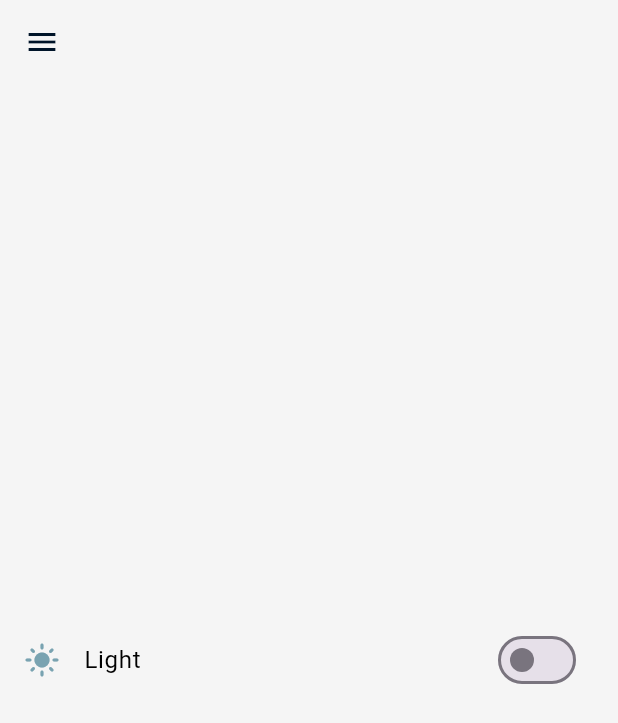
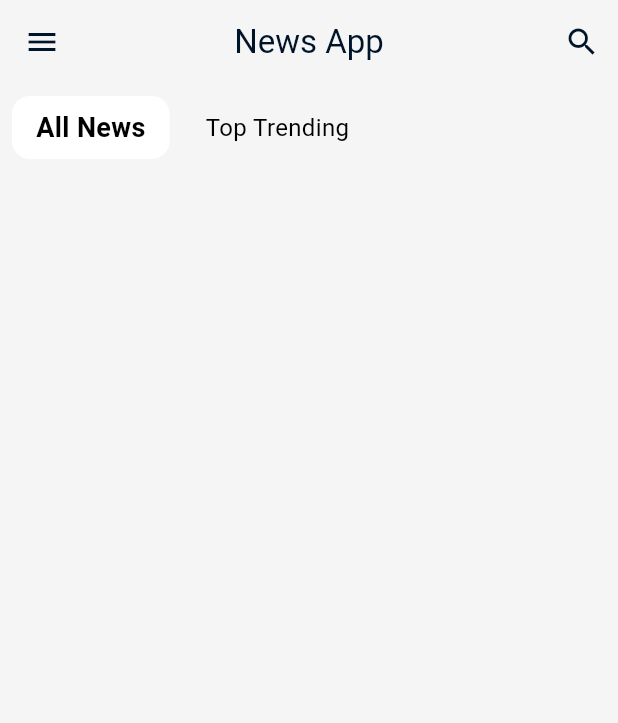
Before and after one commit to nggiahuy09/news_app, a Flutter app: the screen it shows after launch, on a phone screen of 412 x 824 dp. Shown: the top 723 px of the screen. Run offline on Flutter 3.47's test engine with Material 3 defaults, Android fonts, the phone set to English and light mode, and no system bars; our stand-ins replace flutter_iconly, shared_preferences.

Commit message:
add app bar and tabs screen

```diff
--- /dev/null
+++ b/lib/consts/vars.dart
@@ -0,0 +1,4 @@
+enum NewsType {
+  topTrending,
+  allNews,
+}
--- a/lib/screens/home_screen.dart
+++ b/lib/screens/home_screen.dart
@@ -1,7 +1,9 @@
+import 'package:flutter/cupertino.dart';
 import 'package:flutter/material.dart';
+import 'package:flutter/widgets.dart';
+import 'package:news_app/consts/vars.dart';
 import 'package:news_app/widgets/my_drawer.dart';
-import 'package:provider/provider.dart';
-import '../providers/theme_provider.dart';
+import 'package:news_app/widgets/my_tabs.dart';
 
 class HomeScreen extends StatefulWidget {
   const HomeScreen({super.key});
@@ -11,33 +13,63 @@ class HomeScreen extends StatefulWidget {
 }
 
 class _HomeScreenState extends State<HomeScreen> {
+  var newsType = NewsType.allNews;
+
   @override
   Widget build(BuildContext context) {
-    final themeProvider = Provider.of<ThemeProvider>(context);
     return Scaffold(
       appBar: AppBar(
         backgroundColor: Theme.of(context).scaffoldBackgroundColor,
         foregroundColor: Theme.of(context).colorScheme.inversePrimary,
-      ),
-      drawer: const MyDrawer(),
-      body: Center(
-        child: SwitchListTile(
-          title: Text(
-            themeProvider.getDarkTheme ? 'Dark' : 'Light',
-            style: TextStyle(
-              color: Theme.of(context).textSelectionTheme.cursorColor,
+        centerTitle: true,
+        elevation: 0,
+        actions: [
+          IconButton(
+            onPressed: () {},
+            icon: const Icon(
+              Icons.search,
             ),
           ),
-          secondary: Icon(
-            themeProvider.getDarkTheme ? Icons.dark_mode : Icons.light_mode,
-            color: Theme.of(context).colorScheme.secondary,
-          ),
-          value: themeProvider.getDarkTheme,
-          onChanged: (bool value) {
-            setState(() {
-              themeProvider.setDarkTheme = value;
-            });
-          },
+        ],
+        title: const Text('News App'),
+      ),
+      drawer: const MyDrawerWidget(),
+      body: Padding(
+        padding: const EdgeInsets.all(8.0),
+        child: Column(
+          children: [
+            Row(
+              children: [
+                MyTabWidget(
+                  text: 'All News',
+                  onTap: () {
+                    if (newsType == NewsType.allNews) {
+                      return;
+                    } else {
+                      setState(() {
+                        newsType = NewsType.allNews;
+                      });
+                    }
+                  },
+                  isSelected: newsType == NewsType.allNews,
+                ),
+                const SizedBox(width: 8),
+                MyTabWidget(
+                  text: 'Top Trending',
+                  onTap: () {
+                    if (newsType == NewsType.topTrending) {
+                      return;
+                    } else {
+                      setState(() {
+                        newsType = NewsType.topTrending;
+                      });
+                    }
+                  },
+                  isSelected: newsType == NewsType.topTrending,
+                ),
+              ],
+            )
+          ],
         ),
       ),
     );
--- /dev/null
+++ b/lib/widgets/my_tabs.dart
@@ -0,0 +1,37 @@
+import 'package:flutter/material.dart';
+
+class MyTabWidget extends StatelessWidget {
+  const MyTabWidget({
+    super.key,
+    required this.text,
+    required this.onTap,
+    required this.isSelected,
+  });
+
+  final String text;
+  final void Function() onTap;
+  final bool isSelected;
+
+  @override
+  Widget build(BuildContext context) {
+    return GestureDetector(
+      onTap: () {
+        onTap();
+      },
+      child: Container(
+        padding: const EdgeInsets.fromLTRB(16, 8, 16, 8),
+        decoration: BoxDecoration(
+          borderRadius: BorderRadius.circular(12),
+          color: isSelected ? Theme.of(context).cardColor : Colors.transparent,
+        ),
+        child: Text(
+          text,
+          style: TextStyle(
+            fontSize: isSelected ? 18 : 16,
+            fontWeight: isSelected ? FontWeight.bold : FontWeight.normal,
+          ),
+        ),
+      ),
+    );
+  }
+}
```
Also changed, not shown: lib/services/utils.dart (added, +11 -0 lines), lib/widgets/my_drawer.dart (+6 -6 lines), lib/consts/global_colors.dart (line endings or trailing spaces).
